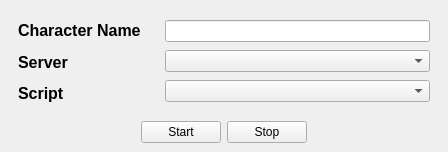
Before: the Qt Designer form src/gui/main_window/MainWindow.ui in R3conS/Sadidauto-Dofus-Retro-Bot, drawn with Qt 5.
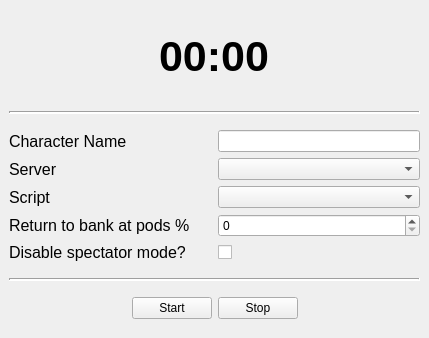
After: the same form once the commit is applied. Custom widgets are drawn as their Qt base class.

Commit message: - Add spectator mode checkbox. - Adjust text centering in character name line edit. - Add pods percentage spin box. - Update main window UI file. Add separato lines. No longer use QFrames. Group labels and edits together into singe layouts.

Patch:
```diff
--- a/src/gui/main_window/MainWindow.ui
+++ b/src/gui/main_window/MainWindow.ui
@@ -6,34 +6,88 @@
    <rect>
     <x>0</x>
     <y>0</y>
-    <width>448</width>
-    <height>152</height>
+    <width>429</width>
+    <height>338</height>
    </rect>
   </property>
+  <property name="sizePolicy">
+   <sizepolicy hsizetype="Preferred" vsizetype="Fixed">
+    <horstretch>0</horstretch>
+    <verstretch>0</verstretch>
+   </sizepolicy>
+  </property>
+  <property name="minimumSize">
+   <size>
+    <width>429</width>
+    <height>338</height>
+   </size>
+  </property>
   <property name="windowTitle">
    <string>MainWindow</string>
   </property>
   <widget class="QWidget" name="centralwidget">
    <layout class="QVBoxLayout" name="verticalLayout_4">
     <item>
-     <layout class="QVBoxLayout" name="verticalLayout_3">
+     <layout class="QVBoxLayout" name="verticalLayout_2">
       <item>
-       <layout class="QHBoxLayout" name="horizontalLayout">
+       <layout class="QHBoxLayout" name="horizontalLayout_9">
+        <property name="topMargin">
+         <number>10</number>
+        </property>
+        <item alignment="Qt::AlignHCenter|Qt::AlignVCenter">
+         <widget class="QLabel" name="capture_duration_label">
+          <property name="font">
+           <font>
+            <pointsize>32</pointsize>
+            <bold>true</bold>
+           </font>
+          </property>
+          <property name="text">
+           <string>00:00</string>
+          </property>
+         </widget>
+        </item>
+       </layout>
+      </item>
         <item>
-         <widget class="QFrame" name="frame">
-          <property name="frameShape">
-           <enum>QFrame::NoFrame</enum>
-          </property>
+       <layout class="QHBoxLayout" name="horizontalLayout_8">
+        <property name="topMargin">
+         <number>10</number>
+        </property>
+        <property name="bottomMargin">
+         <number>10</number>
+        </property>
+        <item>
+         <widget class="Line" name="line_2">
           <property name="frameShadow">
-           <enum>QFrame::Raised</enum>
+           <enum>QFrame::Sunken</enum>
           </property>
+          <property name="lineWidth">
+           <number>2</number>
+          </property>
+          <property name="orientation">
+           <enum>Qt::Horizontal</enum>
+          </property>
+         </widget>
+        </item>
+       </layout>
+      </item>
+      <item>
           <layout class="QVBoxLayout" name="verticalLayout">
            <item>
+         <layout class="QHBoxLayout" name="horizontalLayout">
+          <item>
             <widget class="QLabel" name="label">
+            <property name="sizePolicy">
+             <sizepolicy hsizetype="Expanding" vsizetype="Preferred">
+              <horstretch>0</horstretch>
+              <verstretch>0</verstretch>
+             </sizepolicy>
+            </property>
              <property name="font">
               <font>
                <pointsize>12</pointsize>
-               <bold>true</bold>
+              <bold>false</bold>
               </font>
              </property>
              <property name="text">
@@ -42,11 +96,34 @@
             </widget>
            </item>
            <item>
-            <widget class="QLabel" name="label_2">
+           <widget class="CharacterNameLineEdit" name="character_name_line_edit">
+            <property name="sizePolicy">
+             <sizepolicy hsizetype="Expanding" vsizetype="Preferred">
+              <horstretch>0</horstretch>
+              <verstretch>0</verstretch>
+             </sizepolicy>
+            </property>
+            <property name="text">
+             <string/>
+            </property>
+           </widget>
+          </item>
+         </layout>
+        </item>
+        <item>
+         <layout class="QHBoxLayout" name="horizontalLayout_3">
+          <item>
+           <widget class="QLabel" name="label_14">
+            <property name="sizePolicy">
+             <sizepolicy hsizetype="Expanding" vsizetype="Preferred">
+              <horstretch>0</horstretch>
+              <verstretch>0</verstretch>
+             </sizepolicy>
+            </property>
              <property name="font">
               <font>
                <pointsize>12</pointsize>
-               <bold>true</bold>
+              <bold>false</bold>
               </font>
              </property>
              <property name="text">
@@ -55,11 +132,31 @@
             </widget>
            </item>
            <item>
-            <widget class="QLabel" name="label_3">
+           <widget class="ServerComboBox" name="server_combo_box">
+            <property name="sizePolicy">
+             <sizepolicy hsizetype="Expanding" vsizetype="Fixed">
+              <horstretch>0</horstretch>
+              <verstretch>0</verstretch>
+             </sizepolicy>
+            </property>
+           </widget>
+          </item>
+         </layout>
+        </item>
+        <item>
+         <layout class="QHBoxLayout" name="horizontalLayout_4">
+          <item>
+           <widget class="QLabel" name="label_15">
+            <property name="sizePolicy">
+             <sizepolicy hsizetype="Expanding" vsizetype="Preferred">
+              <horstretch>0</horstretch>
+              <verstretch>0</verstretch>
+             </sizepolicy>
+            </property>
              <property name="font">
               <font>
                <pointsize>12</pointsize>
-               <bold>true</bold>
+              <bold>false</bold>
               </font>
              </property>
              <property name="text">
@@ -67,38 +164,117 @@
              </property>
             </widget>
            </item>
-          </layout>
+          <item>
+           <widget class="ScriptComboBox" name="script_combo_box">
+            <property name="sizePolicy">
+             <sizepolicy hsizetype="Expanding" vsizetype="Fixed">
+              <horstretch>0</horstretch>
+              <verstretch>0</verstretch>
+             </sizepolicy>
+            </property>
+           </widget>
+          </item>
+         </layout>
+        </item>
+        <item>
+         <layout class="QHBoxLayout" name="horizontalLayout_5">
+          <item>
+           <widget class="QLabel" name="label_16">
+            <property name="sizePolicy">
+             <sizepolicy hsizetype="Expanding" vsizetype="Preferred">
+              <horstretch>0</horstretch>
+              <verstretch>0</verstretch>
+             </sizepolicy>
+            </property>
+            <property name="font">
+             <font>
+              <pointsize>12</pointsize>
+              <bold>false</bold>
+             </font>
+            </property>
+            <property name="text">
+             <string>Return to bank at pods %</string>
+            </property>
          </widget>
         </item>
         <item>
-         <widget class="QFrame" name="frame_2">
-          <property name="frameShape">
-           <enum>QFrame::NoFrame</enum>
-          </property>
-          <property name="frameShadow">
-           <enum>QFrame::Raised</enum>
-          </property>
-          <layout class="QVBoxLayout" name="verticalLayout_2">
+           <widget class="PodsPercentageSpinBox" name="bank_percentage_spin_box">
+            <property name="sizePolicy">
+             <sizepolicy hsizetype="Expanding" vsizetype="Fixed">
+              <horstretch>0</horstretch>
+              <verstretch>0</verstretch>
+             </sizepolicy>
+            </property>
+           </widget>
+          </item>
+         </layout>
+        </item>
+        <item>
+         <layout class="QHBoxLayout" name="horizontalLayout_6">
+          <item>
+           <widget class="QLabel" name="label_2">
+            <property name="sizePolicy">
+             <sizepolicy hsizetype="Expanding" vsizetype="Preferred">
+              <horstretch>0</horstretch>
+              <verstretch>0</verstretch>
+             </sizepolicy>
+            </property>
+            <property name="font">
+             <font>
+              <pointsize>12</pointsize>
+              <bold>false</bold>
+             </font>
+            </property>
+            <property name="text">
+             <string>Disable spectator mode?</string>
+            </property>
+           </widget>
+          </item>
            <item>
-            <widget class="CharacterNameLineEdit" name="character_name_line_edit">
+           <widget class="SpectatorModeCheckBox" name="spectator_mode_check_box">
+            <property name="sizePolicy">
+             <sizepolicy hsizetype="Expanding" vsizetype="Fixed">
+              <horstretch>0</horstretch>
+              <verstretch>0</verstretch>
+             </sizepolicy>
+            </property>
              <property name="text">
               <string/>
              </property>
             </widget>
            </item>
-           <item>
-            <widget class="ServerComboBox" name="server_combo_box"/>
-           </item>
-           <item>
-            <widget class="ScriptComboBox" name="script_combo_box"/>
-           </item>
-          </layout>
+         </layout>
+        </item>
+       </layout>
+      </item>
+      <item>
+       <layout class="QHBoxLayout" name="horizontalLayout_7">
+        <property name="topMargin">
+         <number>10</number>
+        </property>
+        <property name="bottomMargin">
+         <number>10</number>
+        </property>
+        <item>
+         <widget class="Line" name="line">
+          <property name="frameShadow">
+           <enum>QFrame::Sunken</enum>
+          </property>
+          <property name="lineWidth">
+           <number>2</number>
+          </property>
+          <property name="orientation">
+           <enum>Qt::Horizontal</enum>
+          </property>
          </widget>
         </item>
        </layout>
       </item>
       <item>
        <layout class="QHBoxLayout" name="horizontalLayout_2">
+        <property name="bottomMargin">
+         <number>10</number>
+        </property>
         <item>
          <spacer name="horizontalSpacer">
           <property name="orientation">
@@ -162,6 +338,16 @@
    <extends>QComboBox</extends>
    <header>src.gui.main_window.combo_box_server</header>
   </customwidget>
+  <customwidget>
+   <class>PodsPercentageSpinBox</class>
+   <extends>QSpinBox</extends>
+   <header>src.gui.main_window.spin_box_pods_percentage</header>
+  </customwidget>
+  <customwidget>
+   <class>SpectatorModeCheckBox</class>
+   <extends>QCheckBox</extends>
+   <header>src.gui.main_window.check_box_spectator_mode</header>
+  </customwidget>
  </customwidgets>
  <resources/>
  <connections/>
```
Left out of the diff: 2 changed lines with no effect on the pictures. Lines whose indentation alone changed are shown as unchanged. The commit also changes 4 other files.
